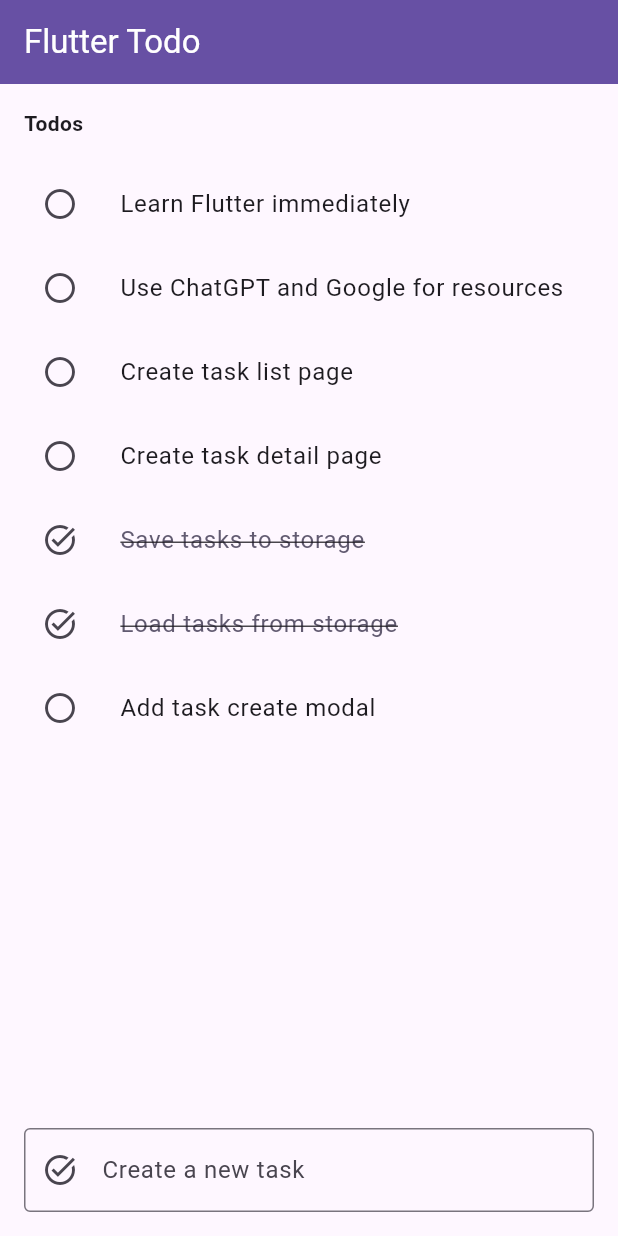
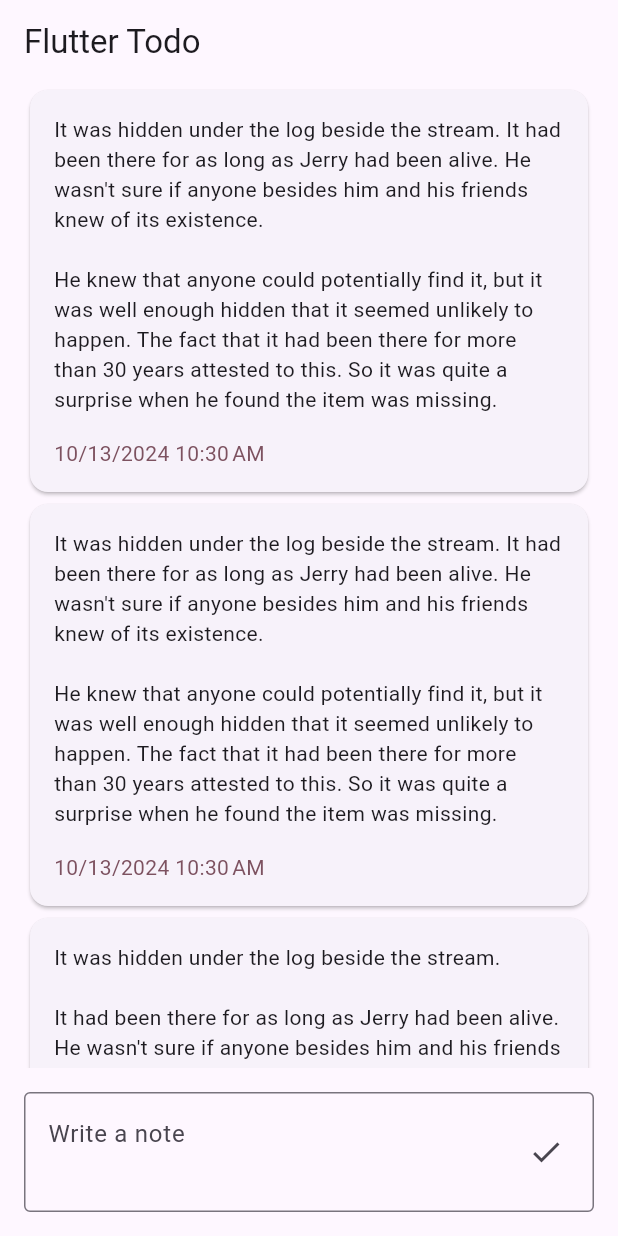
Before and after one commit to AmirSavand/flutter-todo, a Flutter app: the screen it shows after launch, on a phone screen of 412 x 824 dp. Run offline on Flutter 3.47's test engine with Material 3 defaults, Android fonts, the phone set to English and light mode, and no system bars.

Commit message:
Add notes page and model

```diff
--- a/lib/main.dart
+++ b/lib/main.dart
@@ -1,4 +1,5 @@
 import 'package:flutter/material.dart';
+import 'package:flutter_todo/pages/notes.page.dart';
 import 'package:flutter_todo/pages/tasks.page.dart';
 
 void main() {
@@ -16,7 +17,8 @@ class MyApp extends StatelessWidget {
       darkTheme: ThemeData.dark(useMaterial3: true),
       themeMode: ThemeMode.system,
       routes: {
-        '/': (context) => const TasksPage(),
+        '/': (context) => const NotesPage(),
+        '/notes': (context) => const TasksPage(),
       },
     );
   }
--- /dev/null
+++ b/lib/models/note.model.dart
@@ -0,0 +1,17 @@
+import 'package:uuid/uuid.dart';
+
+/// A class representing a Note.
+class Note {
+  /// Unique ID of the note, generated using UUID v4.
+  final String id = (const Uuid()).v4();
+
+  /// The date and time when the note was created.
+  final DateTime created = DateTime.now();
+
+  /// The content or name of the note.
+  String content;
+
+  Note({
+    required this.content,
+  });
+}
--- /dev/null
+++ b/lib/pages/notes.page.dart
@@ -0,0 +1,122 @@
+import 'package:flutter/material.dart';
+import 'package:flutter_todo/models/note.model.dart';
+import 'package:intl/intl.dart';
+
+class NotesPage extends StatefulWidget {
+  const NotesPage({super.key});
+
+  @override
+  State<NotesPage> createState() => _NotesPageState();
+}
+
+class _NotesPageState extends State<NotesPage> {
+  final List<Note> _notes = [
+    Note(
+      content: "It was hidden under the log beside the stream. "
+          "It had been there for as long as Jerry had been alive. "
+          "He wasn't sure if anyone besides him and his friends knew "
+          "of its existence.\n\nHe knew that anyone could potentially "
+          "find it, but it was well enough hidden that it seemed unlikely "
+          "to happen. The fact that it had been there for more than 30 "
+          "years attested to this. So it was quite a surprise when he "
+          "found the item was missing.",
+    ),
+    Note(
+      content: "It was hidden under the log beside the stream. "
+          "It had been there for as long as Jerry had been alive. "
+          "He wasn't sure if anyone besides him and his friends knew "
+          "of its existence.\n\nHe knew that anyone could potentially "
+          "find it, but it was well enough hidden that it seemed unlikely "
+          "to happen. The fact that it had been there for more than 30 "
+          "years attested to this. So it was quite a surprise when he "
+          "found the item was missing.",
+    ),
+    Note(
+      content: "It was hidden under the log beside the stream.\n\n"
+          "It had been there for as long as Jerry had been alive. "
+          "He wasn't sure if anyone besides him and his friends knew "
+          "of its existence. He knew that anyone could potentially "
+          "find it, but it was well enough hidden that it seemed unlikely "
+          "to happen.\n\n The fact that it had been there for more than 30 "
+          "years attested to this. So it was quite a surprise when he "
+          "found the item was missing.",
+    ),
+  ];
+
+  final TextEditingController _taskInputController = TextEditingController();
+
+  @override
+  Widget build(BuildContext context) {
+    return Scaffold(
+      appBar: AppBar(
+        title: const Text('Flutter Todo'),
+      ),
+      body: Column(
+        crossAxisAlignment: CrossAxisAlignment.start,
+        children: [
+          Expanded(
+            child: Padding(
+              padding: const EdgeInsets.symmetric(horizontal: 16),
+              child: ListView.builder(
+                itemCount: _notes.length,
+                itemBuilder: (context, index) {
+                  final note = _notes[index];
+                  return Card(
+                    child: Padding(
+                      padding: const EdgeInsets.all(16),
+                      child: Column(
+                        crossAxisAlignment: CrossAxisAlignment.start,
+                        children: [
+                          Text(note.content),
+                          const SizedBox(height: 16),
+                          Text(
+                            DateFormat.yMd().add_jm().format(note.created),
+                            style: TextStyle(
+                              color: Theme.of(context).colorScheme.tertiary,
+                            ),
+                          ),
+                        ],
+                      ),
+                    ),
+                  );
+                },
+              ),
+            ),
+          ),
+          Padding(
+            padding: const EdgeInsets.all(16),
+            child: TextField(
+              minLines: 2,
+              maxLines: 5,
+              controller: _taskInputController,
+              decoration: InputDecoration(
+                border: const OutlineInputBorder(),
+                hintText: 'Write a note',
+                suffixIcon: Padding(
+                  padding: const EdgeInsets.symmetric(horizontal: 8),
+                  child: IconButton(
+                    onPressed: () {
+                      final String text = _taskInputController.text;
+                      _taskInputController.clear();
+                      setState(() {
+                        _notes.add(Note(content: text));
+                      });
+                    },
+                    icon: const Icon(Icons.check),
+                  ),
+                ),
+                floatingLabelBehavior: FloatingLabelBehavior.never,
+              ),
+            ),
+          ),
+        ],
+      ),
+    );
+  }
+
+  @override
+  void dispose() {
+    super.dispose();
+    _taskInputController.dispose();
+  }
+}
--- a/lib/pages/tasks.page.dart
+++ b/lib/pages/tasks.page.dart
@@ -25,22 +25,11 @@ class _TasksPageState extends State<TasksPage> {
   Widget build(BuildContext context) {
     return Scaffold(
       appBar: AppBar(
-        backgroundColor: Theme.of(context).colorScheme.primary,
-        title: Text(
-          'Flutter Todo',
-          style: TextStyle(color: Theme.of(context).colorScheme.onPrimary),
-        ),
+        title: const Text('Flutter Todo'),
       ),
       body: Column(
         crossAxisAlignment: CrossAxisAlignment.start,
         children: [
-          const Padding(
-            padding: EdgeInsets.all(16),
-            child: Text(
-              'Todos',
-              style: TextStyle(fontWeight: FontWeight.bold),
-            ),
-          ),
           Expanded(
             child: ListView.builder(
               itemCount: _tasks.length,
@@ -84,7 +73,7 @@ class _TasksPageState extends State<TasksPage> {
                 });
               },
             ),
-          )
+          ),
         ],
       ),
     );
--- a/pubspec.yaml
+++ b/pubspec.yaml
@@ -36,6 +36,7 @@ dependencies:
   # Use with the CupertinoIcons class for iOS style icons.
   cupertino_icons: ^1.0.8
   uuid: ^4.5.1
+  intl: ^0.19.0
 
 dev_dependencies:
   flutter_test:
```
Also changed, not shown: pubspec.lock.
